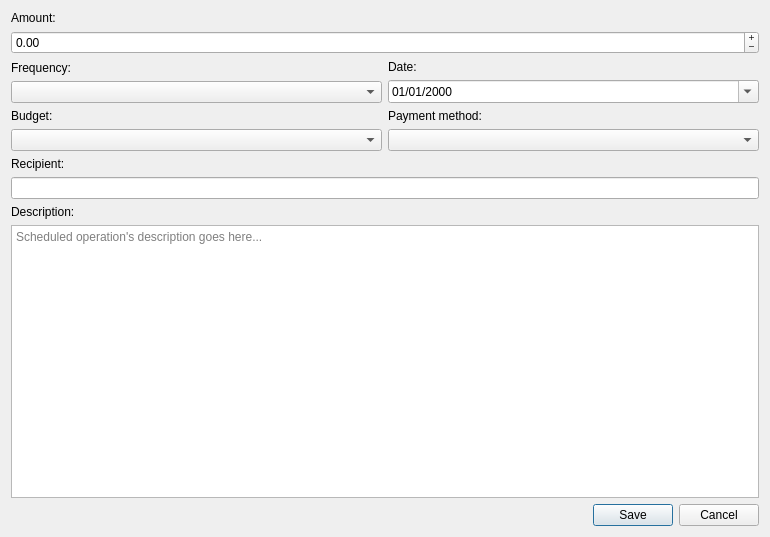
koromodako/picsou, file ui/editors/scheduledoperationeditor.ui: the form before one commit.
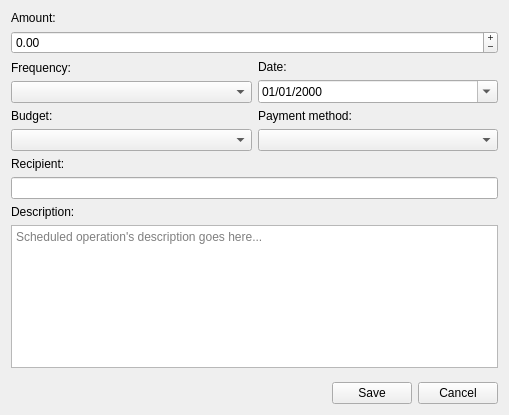
The form after the commit. Icons and pictures are not drawn.

What changed in the file:
```diff
--- a/ui/editors/scheduledoperationeditor.ui
+++ b/ui/editors/scheduledoperationeditor.ui
@@ -6,10 +6,16 @@
    <rect>
     <x>0</x>
     <y>0</y>
-    <width>770</width>
-    <height>537</height>
+    <width>509</width>
+    <height>415</height>
    </rect>
   </property>
+  <property name="sizePolicy">
+   <sizepolicy hsizetype="Maximum" vsizetype="Maximum">
+    <horstretch>0</horstretch>
+    <verstretch>0</verstretch>
+   </sizepolicy>
+  </property>
   <property name="windowTitle">
    <string>Form</string>
   </property>
@@ -135,11 +141,56 @@
     </widget>
    </item>
    <item>
-    <widget class="QDialogButtonBox" name="buttons">
-     <property name="standardButtons">
-      <set>QDialogButtonBox::Cancel|QDialogButtonBox::Save</set>
+    <spacer name="verticalSpacer">
+     <property name="orientation">
+      <enum>Qt::Vertical</enum>
      </property>
-    </widget>
+     <property name="sizeHint" stdset="0">
+      <size>
+       <width>20</width>
+       <height>57</height>
+      </size>
+     </property>
+    </spacer>
+   </item>
+   <item>
+    <layout class="QHBoxLayout" name="horizontalLayout">
+     <item>
+      <spacer name="hspacer">
+       <property name="orientation">
+        <enum>Qt::Horizontal</enum>
+       </property>
+       <property name="sizeHint" stdset="0">
+        <size>
+         <width>40</width>
+         <height>20</height>
+        </size>
+       </property>
+      </spacer>
+     </item>
+     <item>
+      <widget class="QPushButton" name="save">
+       <property name="text">
+        <string>Save</string>
+       </property>
+       <property name="icon">
+        <iconset resource="../../picsou.qrc">
+         <normaloff>:/resources/MaterialDesign-SVG/svg/check.svg</normaloff>:/resources/MaterialDesign-SVG/svg/check.svg</iconset>
+       </property>
+      </widget>
+     </item>
+     <item>
+      <widget class="QPushButton" name="cancel">
+       <property name="text">
+        <string>Cancel</string>
+       </property>
+       <property name="icon">
+        <iconset resource="../../picsou.qrc">
+         <normaloff>:/resources/MaterialDesign-SVG/svg/cancel.svg</normaloff>:/resources/MaterialDesign-SVG/svg/cancel.svg</iconset>
+       </property>
+      </widget>
+     </item>
+    </layout>
    </item>
   </layout>
  </widget>
```
Left out of the diff: 7 changed lines with no effect on the pictures.
